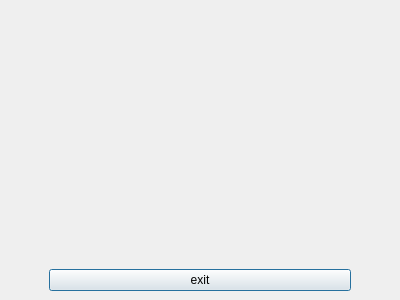
Before: the Qt Designer form gui/ui/MenuDialog.ui in xffox/brainer, drawn with Qt 5.
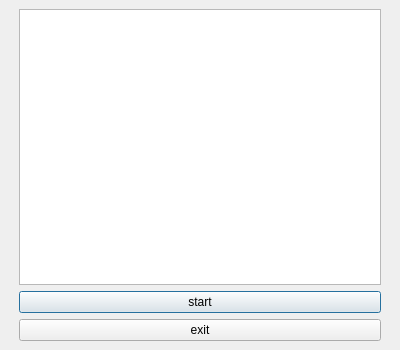
After: the same form once the commit is applied.

Diff of the .ui file:
```diff
--- a/gui/ui/MenuDialog.ui
+++ b/gui/ui/MenuDialog.ui
@@ -7,7 +7,7 @@
     <x>0</x>
     <y>0</y>
     <width>400</width>
-    <height>300</height>
+    <height>350</height>
    </rect>
   </property>
   <property name="windowTitle">
@@ -17,55 +17,50 @@
    <property name="margin">
     <number>9</number>
    </property>
-   <item>
-    <layout class="QVBoxLayout" name="taskLayout">
-     <property name="leftMargin">
-      <number>40</number>
-     </property>
-     <property name="rightMargin">
-      <number>40</number>
-     </property>
-     <item>
-      <spacer name="verticalSpacer">
-       <property name="orientation">
-        <enum>Qt::Vertical</enum>
-       </property>
-       <property name="sizeHint" stdset="0">
-        <size>
-         <width>20</width>
-         <height>40</height>
-        </size>
-       </property>
-      </spacer>
-     </item>
-     <item>
-      <spacer name="verticalSpacer_2">
-       <property name="orientation">
-        <enum>Qt::Vertical</enum>
-       </property>
-       <property name="sizeHint" stdset="0">
-        <size>
-         <width>20</width>
-         <height>40</height>
-        </size>
-       </property>
-      </spacer>
-     </item>
-    </layout>
-   </item>
+   <property name="topMargin">
+    <number>9</number>
+   </property>
+   <property name="rightMargin">
+    <number>9</number>
+   </property>
+   <property name="bottomMargin">
+    <number>9</number>
+   </property>
    <item>
     <layout class="QVBoxLayout" name="verticalLayout_4">
      <property name="leftMargin">
-      <number>40</number>
+      <number>10</number>
      </property>
      <property name="rightMargin">
-      <number>40</number>
+      <number>10</number>
      </property>
+     <item>
+      <widget class="QListWidget" name="taskList"/>
+     </item>
+     <item>
+      <widget class="QPushButton" name="startButton">
+       <property name="enabled">
+        <bool>true</bool>
+       </property>
+       <property name="text">
+        <string>start</string>
+       </property>
+       <property name="autoDefault">
+        <bool>true</bool>
+       </property>
+       <property name="default">
+        <bool>false</bool>
+       </property>
+      </widget>
+     </item>
      <item>
       <widget class="QPushButton" name="exitButton">
        <property name="text">
         <string>exit</string>
        </property>
+       <property name="autoDefault">
+        <bool>false</bool>
+       </property>
       </widget>
      </item>
     </layout>
```
Left out of the diff: 2 changed lines with no effect on the pictures.
